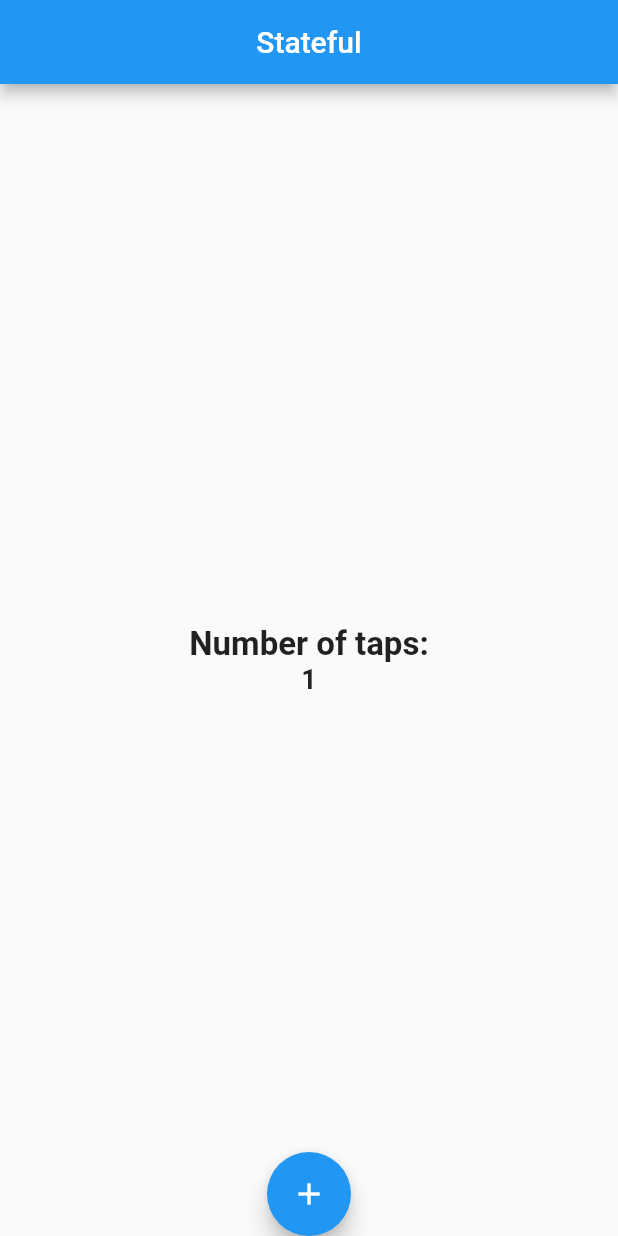
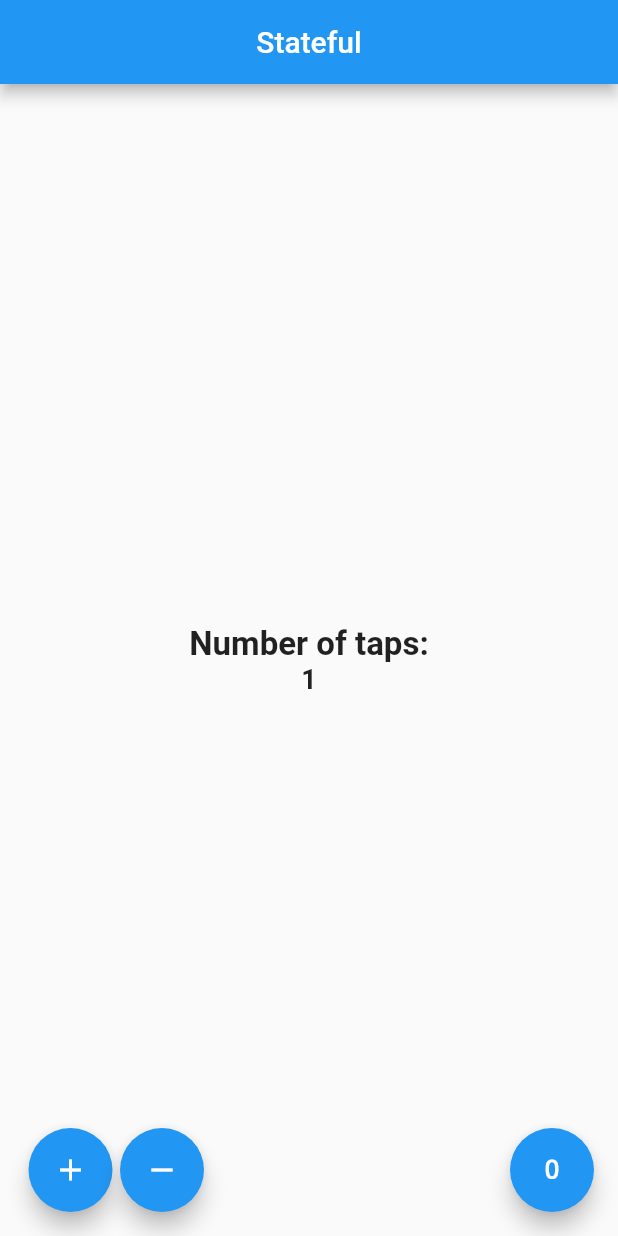
Before and after one commit to armandosalazar/flutter_general, a Flutter app: the screen it shows after launch, after a tap on the "add" icon, on a phone screen of 412 x 824 dp. Run offline on Flutter 3.47's test engine with Material 2 defaults, Android fonts, the phone set to English and light mode, and no system bars.

Commit message:
program counter

```diff
--- a/lib/src/pages/count_page.dart
+++ b/lib/src/pages/count_page.dart
@@ -34,7 +34,7 @@ class _CountPageState extends State<CountPage> {
           )
         ],
       )),
-      floatingActionButton: FloatingActionButton(
+      /* floatingActionButton: FloatingActionButton(
         onPressed: () {
           setState(() {
             _count++;
@@ -42,8 +42,47 @@ class _CountPageState extends State<CountPage> {
         },
         tooltip: 'Add',
         child: const Icon(Icons.add),
-      ),
-      floatingActionButtonLocation: FloatingActionButtonLocation.centerDocked,
+      ),*/
+      floatingActionButton: _makeButtons(),
+      // floatingActionButtonLocation: FloatingActionButtonLocation.centerDocked,
     );
   }
+
+  Widget _makeButtons() {
+    return Row(
+      mainAxisAlignment: MainAxisAlignment.end,
+      children: <Widget>[
+        // Genera una pequeña caja, de alguna forma un div
+        const SizedBox(width: 35),
+        FloatingActionButton(
+          onPressed: _add,
+          child: const Icon(Icons.add),
+        ),
+        const SizedBox(width: 5),
+        FloatingActionButton(
+          onPressed: () {
+            setState(() {
+              _count--;
+            });
+          },
+          child: const Icon(Icons.remove),
+        ),
+        // Expande a todo el ancho posible a su child
+        const Expanded(child: SizedBox()),
+        FloatingActionButton(
+          onPressed: () {
+            setState(() {
+              _count = 0;
+            });
+          },
+          child: const Icon(Icons.exposure_zero),
+        )
+      ],
+    );
+  }
+
+  void _add() {
+    setState(() => _count++);
+  }
+
 }
```
